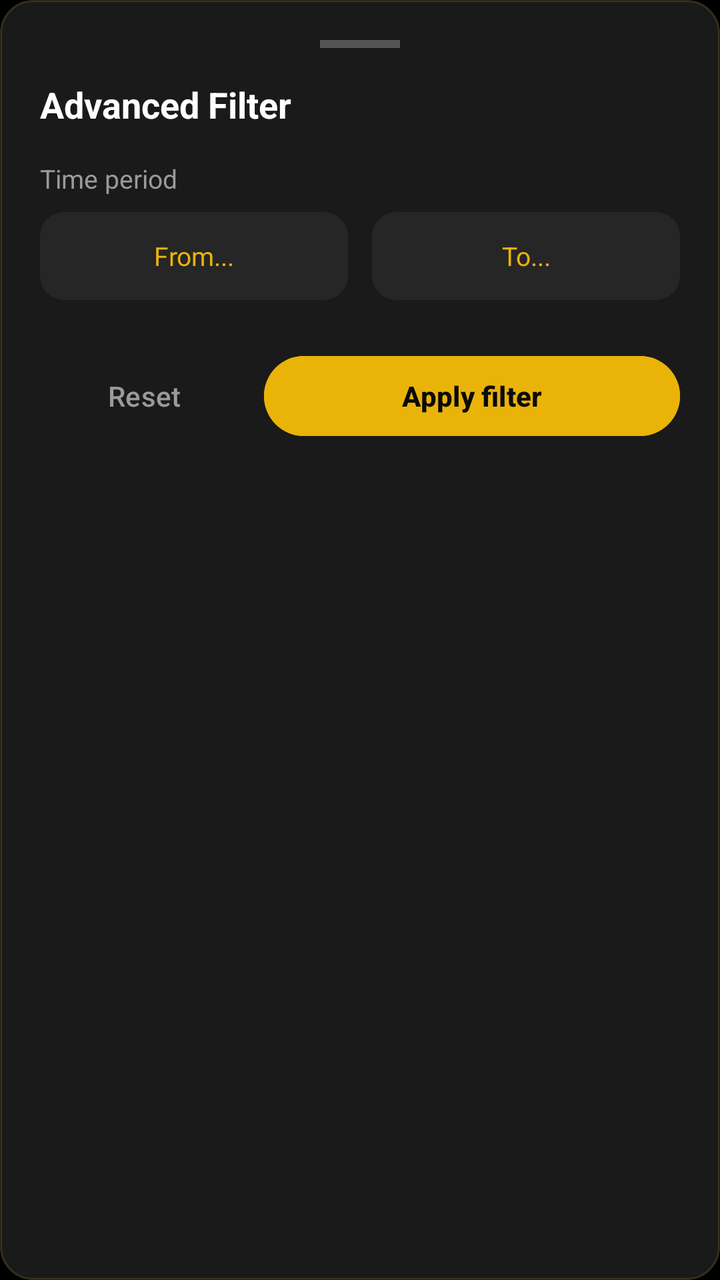
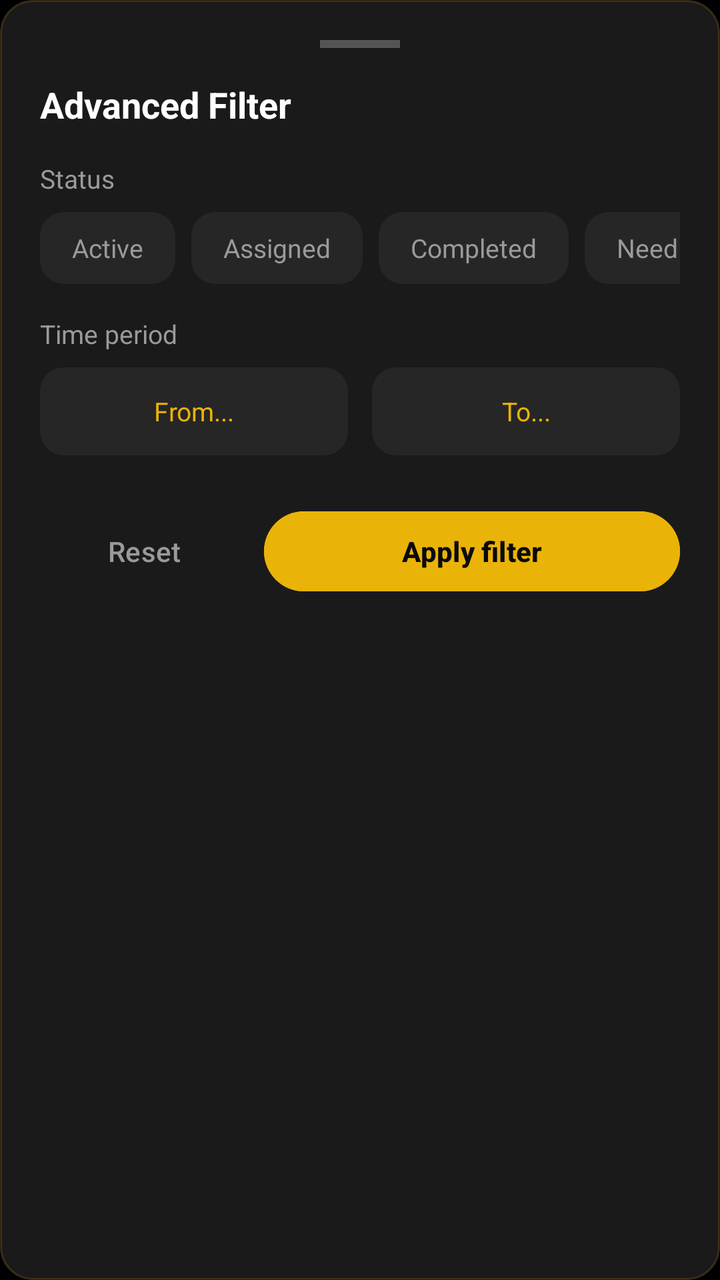

Before-and-after screenshots of an Android layout around one commit, followed by the original layout XML and the change that was made.
<!-- AndroidManifest.xml: application theme Theme.Moviebookingapp -->
<!-- res/layout/fragment_staff_filter_bottom_sheet.xml -->
<?xml version="1.0" encoding="utf-8"?>
<LinearLayout xmlns:android="http://schemas.android.com/apk/res/android"
    android:layout_width="match_parent"
    android:layout_height="wrap_content"
    android:background="@drawable/bg_card_dark"
    android:orientation="vertical"
    android:padding="20dp"
    android:layout_margin="30dp">

    
    <View
        android:layout_width="40dp"
        android:layout_height="4dp"
        android:layout_gravity="center_horizontal"
        android:layout_marginBottom="16dp"
        android:background="@color/auto_color_40FFFFFF" />

    <TextView
        android:layout_width="wrap_content"
        android:layout_height="wrap_content"
        android:text="@string/auto_str_advanced_filter"
        android:textColor="@color/text_primary"
        android:textSize="18sp"
        android:textStyle="bold" />

    
    <TextView
        android:layout_width="wrap_content"
        android:layout_height="wrap_content"
        android:layout_marginTop="16dp"
        android:text="@string/auto_str_time_period"
        android:textColor="@color/text_secondary"
        android:textSize="13sp" />

    <LinearLayout
        android:layout_width="match_parent"
        android:layout_height="wrap_content"
        android:layout_marginTop="8dp"
        android:orientation="horizontal">

        <TextView
            android:id="@+id/tvStartDate"
            android:layout_width="0dp"
            android:layout_height="44dp"
            android:layout_marginEnd="6dp"
            android:layout_weight="1"
            android:background="@drawable/bg_tab_container"
            android:gravity="center"
            android:text="@string/auto_str_from"
            android:textColor="@color/color_gold"
            android:textSize="13sp" />

        <TextView
            android:id="@+id/tvEndDate"
            android:layout_width="0dp"
            android:layout_height="44dp"
            android:layout_marginStart="6dp"
            android:layout_weight="1"
            android:background="@drawable/bg_tab_container"
            android:gravity="center"
            android:text="@string/auto_str_to"
            android:textColor="@color/color_gold"
            android:textSize="13sp" />
    </LinearLayout>

    
    <LinearLayout
        android:layout_width="match_parent"
        android:layout_height="wrap_content"
        android:layout_marginTop="24dp"
        android:orientation="horizontal">

        <Button
            android:id="@+id/btnResetFilter"
            style="?attr/borderlessButtonStyle"
            android:layout_width="0dp"
            android:layout_height="48dp"
            android:layout_marginEnd="8dp"
            android:layout_weight="1"
            android:text="@string/auto_str_reset_1"
            android:textColor="@color/text_secondary" />

        <Button
            android:id="@+id/btnApplyFilter"
            android:layout_width="0dp"
            android:layout_height="48dp"
            android:layout_weight="2"
            android:backgroundTint="@color/color_gold"
            android:text="@string/auto_str_apply_filter"
            android:textColor="@color/bg_primary"
            android:textStyle="bold" />
    </LinearLayout>

</LinearLayout>
<!-- resources referenced by this layout -->
<resources>
  <color name="auto_color_40FFFFFF">#40FFFFFF</color>
  <color name="bg_primary">#0A0A0A</color>
  <color name="color_gold">#EAB308</color>
  <color name="text_primary">#FFFFFF</color>
  <color name="text_secondary">#9A9A9A</color>
  <!-- drawable bg_card_dark (drawable) -->
  <?xml version="1.0" encoding="utf-8"?>
  <shape xmlns:android="http://schemas.android.com/apk/res/android">
      <solid android:color="#1A1A1A"/>
      <corners android:radius="16dp"/>
      <stroke android:width="1dp" android:color="#33D4AF37"/>
  </shape>
  <!-- drawable bg_tab_container (drawable) -->
  <?xml version="1.0" encoding="utf-8"?>
  <shape xmlns:android="http://schemas.android.com/apk/res/android">
      <solid android:color="#262626" />
      <corners android:radius="12dp" />
  </shape>
  <string name="auto_str_advanced_filter">Advanced Filter</string>
  <string name="auto_str_apply_filter">Apply filter</string>
  <string name="auto_str_from">From...</string>
  <string name="auto_str_reset_1">Reset</string>
  <string name="auto_str_time_period">Time period</string>
  <string name="auto_str_to">To...</string>
  <style name="Theme.Moviebookingapp" parent="Base.Theme.Moviebookingapp" />
  <style name="Base.Theme.Moviebookingapp" parent="Theme.Material3.DayNight.NoActionBar">
          <item name="colorPrimary">@color/yellow</item>
          <item name="android:windowBackground">@color/background_black</item>
          <item name="android:statusBarColor">@color/background_black</item>
      </style>
  <color name="yellow">#FFC107</color>
  <color name="background_black">#FF000000</color>
</resources>

<!-- the commit's change to res/layout/fragment_staff_filter_bottom_sheet.xml (unified diff, before → after) -->
@@ -7,7 +7,6 @@
     android:padding="20dp"
     android:layout_margin="30dp">
 
-    
     <View
         android:layout_width="40dp"
         android:layout_height="4dp"
@@ -23,7 +22,74 @@
         android:textSize="18sp"
         android:textStyle="bold" />
 
-    
+    <TextView
+        android:layout_width="wrap_content"
+        android:layout_height="wrap_content"
+        android:layout_marginTop="16dp"
+        android:text="@string/status_title"
+        android:textColor="@color/text_secondary"
+        android:textSize="13sp" />
+
+    <HorizontalScrollView
+        android:layout_width="match_parent"
+        android:layout_height="wrap_content"
+        android:layout_marginTop="8dp"
+        android:scrollbars="none">
+
+        <LinearLayout
+            android:layout_width="wrap_content"
+            android:layout_height="wrap_content"
+            android:orientation="horizontal">
+
+            <TextView
+                android:id="@+id/tvStatusActive"
+                android:layout_width="wrap_content"
+                android:layout_height="36dp"
+                android:layout_marginEnd="8dp"
+                android:background="@drawable/bg_tab_container"
+                android:gravity="center"
+                android:paddingHorizontal="16dp"
+                android:text="@string/status_active_label"
+                android:textColor="@color/text_secondary"
+                android:textSize="13sp" />
+
+            <TextView
+                android:id="@+id/tvStatusAssigned"
+                android:layout_width="wrap_content"
+                android:layout_height="36dp"
+                android:layout_marginEnd="8dp"
+                android:background="@drawable/bg_tab_container"
+                android:gravity="center"
+                android:paddingHorizontal="16dp"
+                android:text="@string/status_assigned_label"
+                android:textColor="@color/text_secondary"
+                android:textSize="13sp" />
+
+            <TextView
+                android:id="@+id/tvStatusCompleted"
+                android:layout_width="wrap_content"
+                android:layout_height="36dp"
+                android:layout_marginEnd="8dp"
+                android:background="@drawable/bg_tab_container"
+                android:gravity="center"
+                android:paddingHorizontal="16dp"
+                android:text="@string/status_completed_label"
+                android:textColor="@color/text_secondary"
+                android:textSize="13sp" />
+
+            <TextView
+                android:id="@+id/tvStatusNeedReplacement"
+                android:layout_width="wrap_content"
+                android:layout_height="36dp"
+                android:background="@drawable/bg_tab_container"
+                android:gravity="center"
+                android:paddingHorizontal="16dp"
+                android:text="@string/status_need_replacement_label"
+                android:textColor="@color/text_secondary"
+                android:textSize="13sp" />
+        </LinearLayout>
+    </HorizontalScrollView>
+
     <TextView
         android:layout_width="wrap_content"
         android:layout_height="wrap_content"
@@ -63,7 +129,6 @@
             android:textSize="13sp" />
     </LinearLayout>
 
-    
     <LinearLayout
         android:layout_width="match_parent"
         android:layout_height="wrap_content"
<!-- resource entries referenced after the edit -->
@@ -24,6 +24,11 @@
   <string name="auto_str_reset_1">Reset</string>
   <string name="auto_str_time_period">Time period</string>
   <string name="auto_str_to">To...</string>
+  <string name="status_active_label">Active</string>
+  <string name="status_assigned_label">Assigned</string>
+  <string name="status_completed_label">Completed</string>
+  <string name="status_need_replacement_label">NeedReplacement</string>
+  <string name="status_title">Status</string>
   <style name="Theme.Moviebookingapp" parent="Base.Theme.Moviebookingapp" />
   <style name="Base.Theme.Moviebookingapp" parent="Theme.Material3.DayNight.NoActionBar">
           <item name="colorPrimary">@color/yellow</item>
